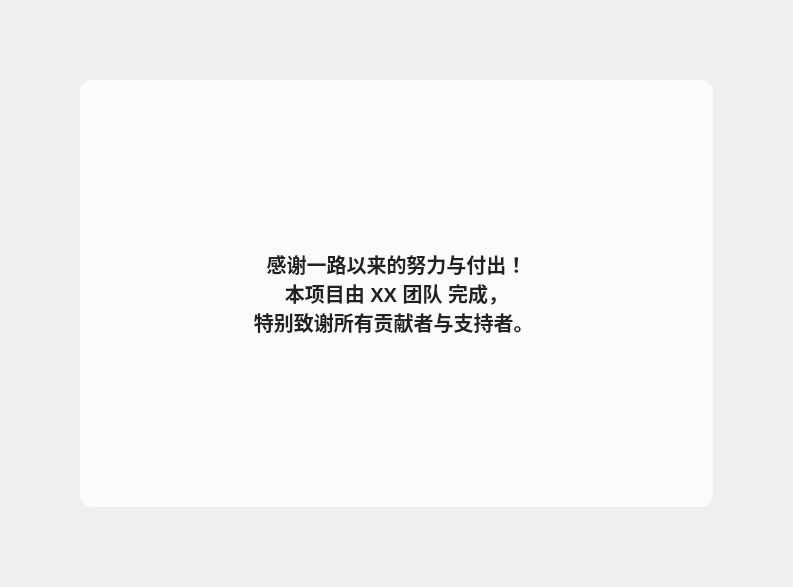
Old version of the form client/Presentation/pages/ThanksPage/thanks_page.ui in the repository wyyalhz/RemoteExpert.
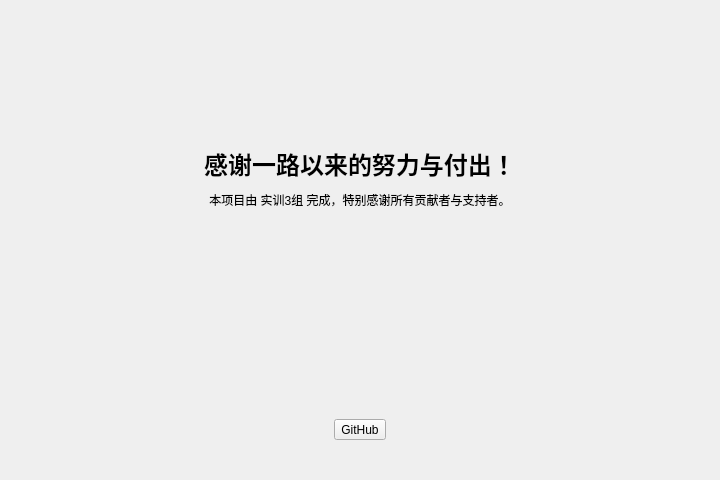
New version of the form.

Patch:
```diff
--- a/client/Presentation/pages/ThanksPage/thanks_page.ui
+++ b/client/Presentation/pages/ThanksPage/thanks_page.ui
@@ -6,67 +6,100 @@
    <rect>
     <x>0</x>
     <y>0</y>
-    <width>793</width>
-    <height>587</height>
+    <width>720</width>
+    <height>480</height>
    </rect>
   </property>
   <property name="windowTitle">
    <string>致谢</string>
   </property>
-  <layout class="QVBoxLayout" name="verticalLayout">
+  <layout class="QVBoxLayout" name="verticalLayout_root">
+   <property name="spacing">
+    <number>12</number>
+   </property>
    <property name="leftMargin">
-    <number>0</number>
+    <number>16</number>
    </property>
    <property name="topMargin">
-    <number>0</number>
+    <number>16</number>
    </property>
    <property name="rightMargin">
-    <number>0</number>
+    <number>16</number>
    </property>
    <property name="bottomMargin">
-    <number>0</number>
+    <number>16</number>
    </property>
    <item>
-    <layout class="QVBoxLayout" name="centerLayout">
+    <widget class="QFrame" name="ThanksCard">
+     <property name="frameShape">
+      <enum>QFrame::NoFrame</enum>
+     </property>
+     <property name="frameShadow">
+      <enum>QFrame::Plain</enum>
+     </property>
+     <layout class="QVBoxLayout" name="verticalLayout_card">
      <property name="spacing">
-      <number>0</number>
+       <number>10</number>
      </property>
      <property name="leftMargin">
-      <number>80</number>
+       <number>24</number>
      </property>
      <property name="topMargin">
-      <number>80</number>
+       <number>24</number>
      </property>
      <property name="rightMargin">
-      <number>80</number>
+       <number>24</number>
      </property>
      <property name="bottomMargin">
-      <number>80</number>
-     </property>
+       <number>24</number>
+      </property>
+      <item>
+       <widget class="QLabel" name="heroIcon">
+        <property name="minimumSize">
+         <size>
+          <width>96</width>
+          <height>96</height>
+         </size>
+        </property>
+        <property name="text">
+         <string/>
+        </property>
+        <property name="scaledContents">
+         <bool>true</bool>
+        </property>
+        <property name="alignment">
+         <set>Qt::AlignCenter</set>
+        </property>
+        <property name="pixmap_key" stdset="0">
+         <string>team</string>
+        </property>
+       </widget>
+      </item>
      <item>
       <widget class="QLabel" name="thanksLabel">
-       <property name="styleSheet">
-        <string notr="true">
-         QLabel {
-             color: #222;
-             font-size: 20px;
-             font-weight: 600;
-             background: rgba(255,255,255,0.75);
-             border-radius: 12px;
-             padding: 16px 20px;
-         }
-         </string>
+        <property name="font">
+         <font>
+          <pointsize>18</pointsize>
+          <weight>75</weight>
+          <bold>true</bold>
+         </font>
        </property>
        <property name="text">
-        <string>
-感谢一路以来的努力与付出！&lt;br/&gt;
-本项目由 &lt;b&gt;XX 团队&lt;/b&gt; 完成，&lt;br/&gt;
-特别致谢所有贡献者与支持者。
-         </string>
-       </property>
-       <property name="textFormat">
-        <enum>Qt::RichText</enum>
-       </property>
+         <string>感谢一路以来的努力与付出！</string>
+        </property>
+        <property name="alignment">
+         <set>Qt::AlignCenter</set>
+        </property>
+        <property name="wordWrap">
+         <bool>true</bool>
+        </property>
+       </widget>
+      </item>
+      <item>
+       <widget class="QLabel" name="subtitle">
+        <property name="text">
+         <string>本项目由 实训3组 完成，特别感谢所有贡献者与支持者。</string>
+        </property>
        <property name="alignment">
         <set>Qt::AlignCenter</set>
        </property>
@@ -75,10 +108,91 @@
        </property>
       </widget>
      </item>
+      <item>
+       <spacer name="verticalSpacer_bottom">
+        <property name="orientation">
+         <enum>Qt::Vertical</enum>
+        </property>
+        <property name="sizeType">
+         <enum>QSizePolicy::Expanding</enum>
+        </property>
+        <property name="sizeHint" stdset="0">
+         <size>
+          <width>20</width>
+          <height>40</height>
+         </size>
+        </property>
+       </spacer>
+      </item>
+      <item>
+       <layout class="QHBoxLayout" name="horizontalLayout_links">
+        <property name="spacing">
+         <number>8</number>
+        </property>
+        <property name="leftMargin">
+         <number>0</number>
+        </property>
+        <property name="topMargin">
+         <number>6</number>
+        </property>
+        <property name="rightMargin">
+         <number>0</number>
+        </property>
+        <property name="bottomMargin">
+         <number>0</number>
+        </property>
+        <item>
+         <spacer name="spacer_left">
+          <property name="orientation">
+           <enum>Qt::Horizontal</enum>
+          </property>
+          <property name="sizeHint" stdset="0">
+           <size>
+            <width>40</width>
+            <height>20</height>
+           </size>
+          </property>
+         </spacer>
+        </item>
+        <item>
+         <widget class="QToolButton" name="btnGithub">
+          <property name="text">
+           <string>GitHub</string>
+          </property>
+          <property name="iconSize">
+           <size>
+            <width>20</width>
+            <height>20</height>
+           </size>
+          </property>
+          <property name="toolButtonStyle">
+           <enum>Qt::ToolButtonTextBesideIcon</enum>
+          </property>
+          <property name="icon_key" stdset="0">
+           <string>github</string>
+          </property>
+         </widget>
+        </item>
+        <item>
+         <spacer name="spacer_right">
+          <property name="orientation">
+           <enum>Qt::Horizontal</enum>
+          </property>
+          <property name="sizeHint" stdset="0">
+           <size>
+            <width>40</width>
+            <height>20</height>
+           </size>
+          </property>
+         </spacer>
+        </item>
     </layout>
    </item>
   </layout>
  </widget>
- <resources />
- <connections />
+   </item>
+  </layout>
+ </widget>
+ <resources/>
+ <connections/>
 </ui>
```
Left out of the diff: 2 changed lines with no effect on the pictures. Lines whose indentation alone changed are shown as unchanged.
